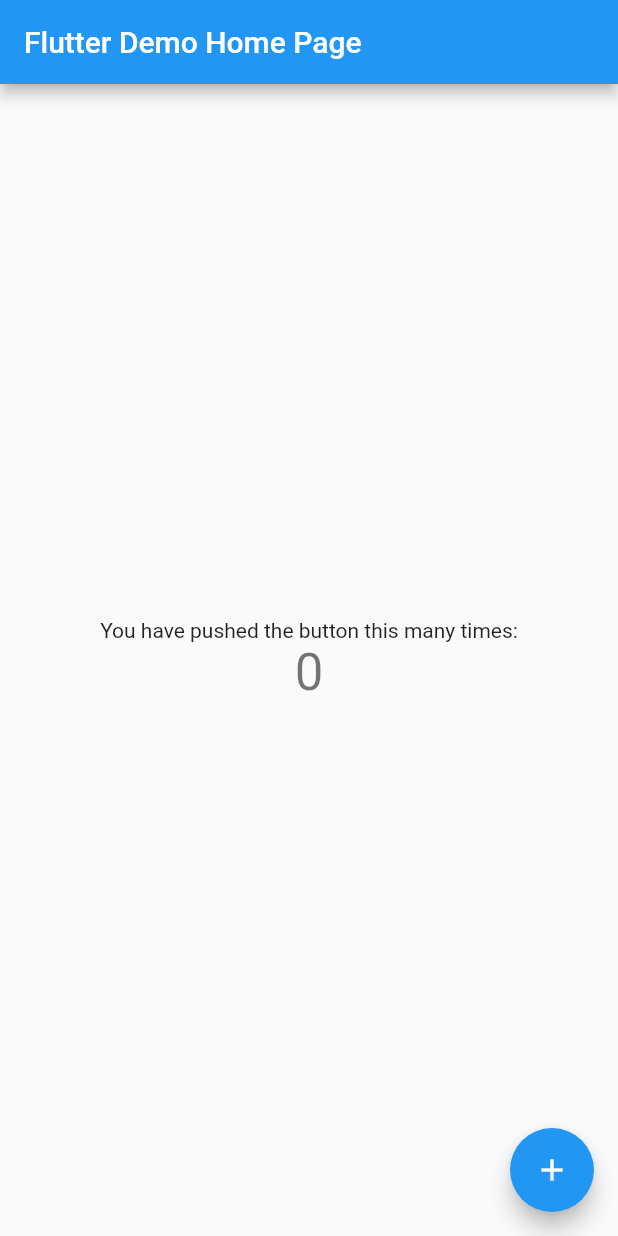
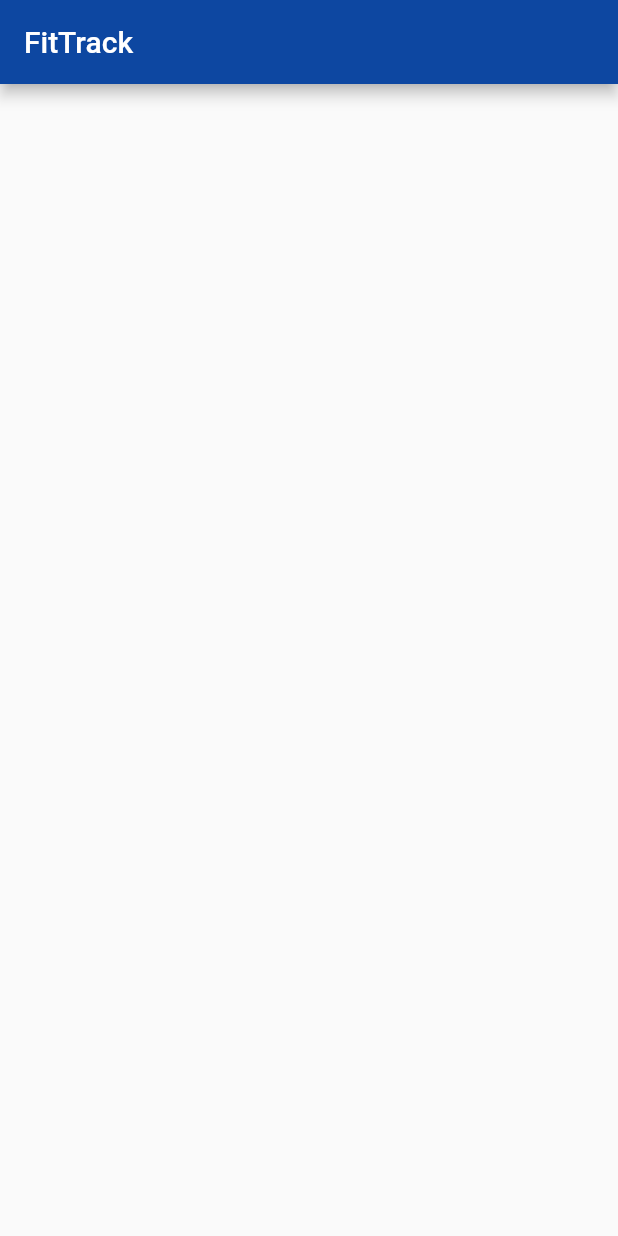
Before and after one commit to yeetakca/FitTrack, a Flutter app: the screen it shows after launch, on a phone screen of 412 x 824 dp. Run offline on Flutter 3.47's test engine with Material 2 defaults, Android fonts, the phone set to English and light mode, and no system bars.

Commit message:
Project structure created

```diff
--- a/lib/main.dart
+++ b/lib/main.dart
@@ -1,3 +1,4 @@
+import 'package:fit_track/screens/home_page.dart';
 import 'package:flutter/material.dart';
 
 void main() {
@@ -7,109 +8,10 @@
 class MyApp extends StatelessWidget {
   const MyApp({super.key});
 
-  // This widget is the root of your application.
   @override
   Widget build(BuildContext context) {
-    return MaterialApp(
-      title: 'Flutter Demo',
-      theme: ThemeData(
-        // This is the theme of your application.
-        //
-        // Try running your application with "flutter run". You'll see the
-        // application has a blue toolbar. Then, without quitting the app, try
-        // changing the primarySwatch below to Colors.green and then invoke
-        // "hot reload" (press "r" in the console where you ran "flutter run",
-        // or simply save your changes to "hot reload" in a Flutter IDE).
-        // Notice that the counter didn't reset back to zero; the application
-        // is not restarted.
-        primarySwatch: Colors.blue,
-      ),
-      home: const MyHomePage(title: 'Flutter Demo Home Page'),
+    return const MaterialApp(
+      home: HomePage(),
     );
   }
 }
-
-class MyHomePage extends StatefulWidget {
-  const MyHomePage({super.key, required this.title});
-
-  // This widget is the home page of your application. It is stateful, meaning
-  // that it has a State object (defined below) that contains fields that affect
-  // how it looks.
-
-  // This class is the configuration for the state. It holds the values (in this
-  // case the title) provided by the parent (in this case the App widget) and
-  // used by the build method of the State. Fields in a Widget subclass are
-  // always marked "final".
-
-  final String title;
-
-  @override
-  State<MyHomePage> createState() => _MyHomePageState();
-}
-
-class _MyHomePageState extends State<MyHomePage> {
-  int _counter = 0;
-
-  void _incrementCounter() {
-    setState(() {
-      // This call to setState tells the Flutter framework that something has
-      // changed in this State, which causes it to rerun the build method below
-      // so that the display can reflect the updated values. If we changed
-      // _counter without calling setState(), then the build method would not be
-      // called again, and so nothing would appear to happen.
-      _counter++;
-    });
-  }
-
-  @override
-  Widget build(BuildContext context) {
-    // This method is rerun every time setState is called, for instance as done
-    // by the _incrementCounter method above.
-    //
-    // The Flutter framework has been optimized to make rerunning build methods
-    // fast, so that you can just rebuild anything that needs updating rather
-    // than having to individually change instances of widgets.
-    return Scaffold(
-      appBar: AppBar(
-        // Here we take the value from the MyHomePage object that was created by
-        // the App.build method, and use it to set our appbar title.
-        title: Text(widget.title),
-      ),
-      body: Center(
-        // Center is a layout widget. It takes a single child and positions it
-        // in the middle of the parent.
-        child: Column(
-          // Column is also a layout widget. It takes a list of children and
-          // arranges them vertically. By default, it sizes itself to fit its
-          // children horizontally, and tries to be as tall as its parent.
-          //
-          // Invoke "debug painting" (press "p" in the console, choose the
-          // "Toggle Debug Paint" action from the Flutter Inspector in Android
-          // Studio, or the "Toggle Debug Paint" command in Visual Studio Code)
-          // to see the wireframe for each widget.
-          //
-          // Column has various properties to control how it sizes itself and
-          // how it positions its children. Here we use mainAxisAlignment to
-          // center the children vertically; the main axis here is the vertical
-          // axis because Columns are vertical (the cross axis would be
-          // horizontal).
-          mainAxisAlignment: MainAxisAlignment.center,
-          children: <Widget>[
-            const Text(
-              'You have pushed the button this many times:',
-            ),
-            Text(
-              '$_counter',
-              style: Theme.of(context).textTheme.headline4,
-            ),
-          ],
-        ),
-      ),
-      floatingActionButton: FloatingActionButton(
-        onPressed: _incrementCounter,
-        tooltip: 'Increment',
-        child: const Icon(Icons.add),
-      ), // This trailing comma makes auto-formatting nicer for build methods.
-    );
-  }
-}
--- /dev/null
+++ b/lib/screens/home_page.dart
@@ -0,0 +1,20 @@
+import 'package:flutter/material.dart';
+
+class HomePage extends StatefulWidget {
+  const HomePage({super.key});
+
+  @override
+  State<HomePage> createState() => _HomePageState();
+}
+
+class _HomePageState extends State<HomePage> {
+  @override
+  Widget build(BuildContext context) {
+    return Scaffold(
+      appBar: AppBar(
+        title: const Text("FitTrack"),
+        backgroundColor: Colors.blue.shade900,
+      ),
+    );
+  }
+}
--- a/pubspec.yaml
+++ b/pubspec.yaml
@@ -36,6 +36,7 @@
   # The following adds the Cupertino Icons font to your application.
   # Use with the CupertinoIcons class for iOS style icons.
   cupertino_icons: ^1.0.2
+  google_fonts: ^3.0.1
 
 dev_dependencies:
   flutter_test:
```
Also changed, not shown: lib/classes/excercise.dart (added, +23 -0 lines), lib/classes/set.dart (added, +11 -0 lines), lib/classes/workout_plan.dart (added, +15 -0 lines), pubspec.lock, 1 other file.
